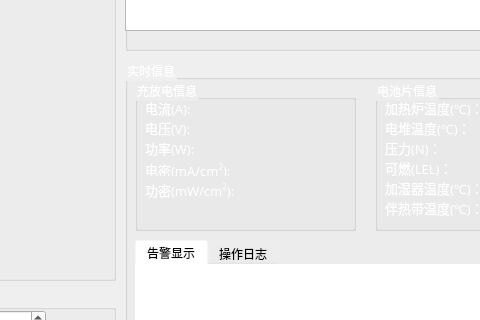
This is SOCExpPlatform.ui in elepikachu/control-system as Qt 5 draws it before an edit; both pictures show x 825 to 1305 and y 340 to 660 of the 1440 by 759 pixel window. The edited form follows.
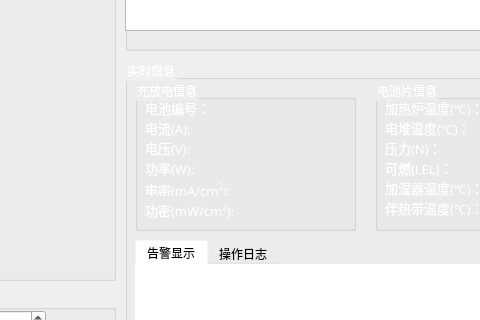
This is the edited form. Icons and pictures are not drawn. Custom widgets are drawn as their Qt base class.

Commit message: 电池片信息设置

The edit to the form file:
```diff
--- a/SOCExpPlatform.ui
+++ b/SOCExpPlatform.ui
@@ -1412,7 +1412,7 @@
      <property name="geometry">
       <rect>
        <x>10</x>
-       <y>20</y>
+       <y>40</y>
        <width>191</width>
        <height>16</height>
       </rect>
@@ -1431,7 +1431,7 @@
      <property name="geometry">
       <rect>
        <x>10</x>
-       <y>40</y>
+       <y>60</y>
        <width>171</width>
        <height>16</height>
       </rect>
@@ -1450,7 +1450,7 @@
      <property name="geometry">
       <rect>
        <x>10</x>
-       <y>60</y>
+       <y>80</y>
        <width>191</width>
        <height>16</height>
       </rect>
@@ -1469,7 +1469,7 @@
      <property name="geometry">
       <rect>
        <x>10</x>
-       <y>80</y>
+       <y>100</y>
        <width>191</width>
        <height>16</height>
       </rect>
@@ -1488,7 +1488,7 @@
      <property name="geometry">
       <rect>
        <x>10</x>
-       <y>100</y>
+       <y>120</y>
        <width>191</width>
        <height>21</height>
       </rect>
@@ -1503,6 +1503,25 @@
       <string>&lt;html&gt;&lt;head/&gt;&lt;body&gt;&lt;p&gt;功密(mW/cm&lt;span style=&quot; vertical-align:super;&quot;&gt;2&lt;/span&gt;):&lt;/p&gt;&lt;/body&gt;&lt;/html&gt;</string>
      </property>
     </widget>
+    <widget class="QLabel" name="l_batteryNO">
+     <property name="geometry">
+      <rect>
+       <x>10</x>
+       <y>20</y>
+       <width>191</width>
+       <height>16</height>
+      </rect>
+     </property>
+     <property name="font">
+      <font>
+       <family>黑体</family>
+       <pointsize>10</pointsize>
+      </font>
+     </property>
+     <property name="text">
+      <string>电池编号：</string>
+     </property>
+    </widget>
    </widget>
    <widget class="QGroupBox" name="gB_WorkingInfo">
     <property name="geometry">
```
Left out of the diff: 4 changed lines with no effect on the pictures. The commit also changes 6 other files.
